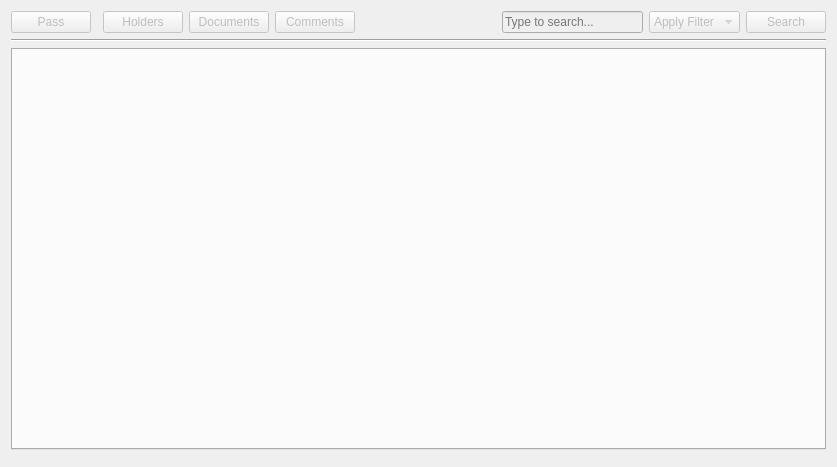
This is ui/flts/workflow_manager/ui_workflow_manager.ui in gltn/stdm as Qt 5 draws it before an edit. The edited form follows.
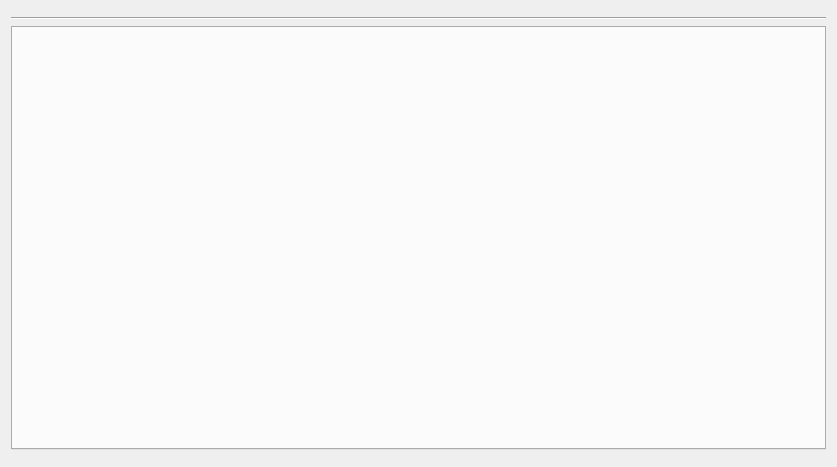
This is the edited form.

Commit message: Reworked on the toolbar

What changed in the file:
```diff
--- a/ui/flts/workflow_manager/ui_workflow_manager.ui
+++ b/ui/flts/workflow_manager/ui_workflow_manager.ui
@@ -20,103 +20,14 @@
       <layout class="QVBoxLayout" name="vlNotification"/>
      </item>
      <item>
-      <layout class="QHBoxLayout" name="horizontalLayout">
-       <item>
-        <widget class="QPushButton" name="approveButton">
-         <property name="enabled">
-          <bool>false</bool>
-         </property>
-         <property name="text">
-          <string>Pass</string>
-         </property>
-        </widget>
-       </item>
-       <item>
-        <widget class="QFrame" name="disapproveFrame">
-         <property name="frameShape">
-          <enum>QFrame::StyledPanel</enum>
-         </property>
-         <property name="frameShadow">
-          <enum>QFrame::Raised</enum>
-         </property>
-        </widget>
-       </item>
-       <item>
-        <widget class="QPushButton" name="holdersButton">
-         <property name="enabled">
-          <bool>false</bool>
-         </property>
-         <property name="text">
-          <string>Holders</string>
-         </property>
-        </widget>
-       </item>
-       <item>
-        <widget class="QPushButton" name="documentsButton">
-         <property name="enabled">
-          <bool>false</bool>
-         </property>
-         <property name="text">
-          <string>Documents</string>
-         </property>
-        </widget>
-       </item>
-       <item>
-        <widget class="QPushButton" name="commentsButton">
-         <property name="enabled">
-          <bool>false</bool>
-         </property>
-         <property name="text">
-          <string>Comments</string>
-         </property>
-        </widget>
-       </item>
-       <item>
-        <spacer name="horizontalSpacer">
-         <property name="orientation">
-          <enum>Qt::Horizontal</enum>
-         </property>
-         <property name="sizeHint" stdset="0">
-          <size>
-           <width>98</width>
-           <height>20</height>
-          </size>
-         </property>
-        </spacer>
-       </item>
-       <item>
-        <widget class="QLineEdit" name="searchEdit">
-         <property name="enabled">
-          <bool>false</bool>
-         </property>
-         <property name="placeholderText">
-          <string>Type to search...</string>
-         </property>
-        </widget>
-       </item>
-       <item>
-        <widget class="QComboBox" name="filterComboBox">
-         <property name="enabled">
-          <bool>false</bool>
-         </property>
-         <item>
-          <property name="text">
-           <string>Apply Filter</string>
-          </property>
-         </item>
-        </widget>
-       </item>
-       <item>
-        <widget class="QPushButton" name="searchButton">
-         <property name="enabled">
-          <bool>false</bool>
-         </property>
-         <property name="text">
-          <string>Search</string>
-         </property>
-        </widget>
-       </item>
-      </layout>
+      <widget class="QFrame" name="toolbarFrame">
+       <property name="frameShape">
+        <enum>QFrame::StyledPanel</enum>
+       </property>
+       <property name="frameShadow">
+        <enum>QFrame::Raised</enum>
+       </property>
+      </widget>
      </item>
      <item>
       <widget class="Line" name="line">
```
The commit also changes 6 other files.
